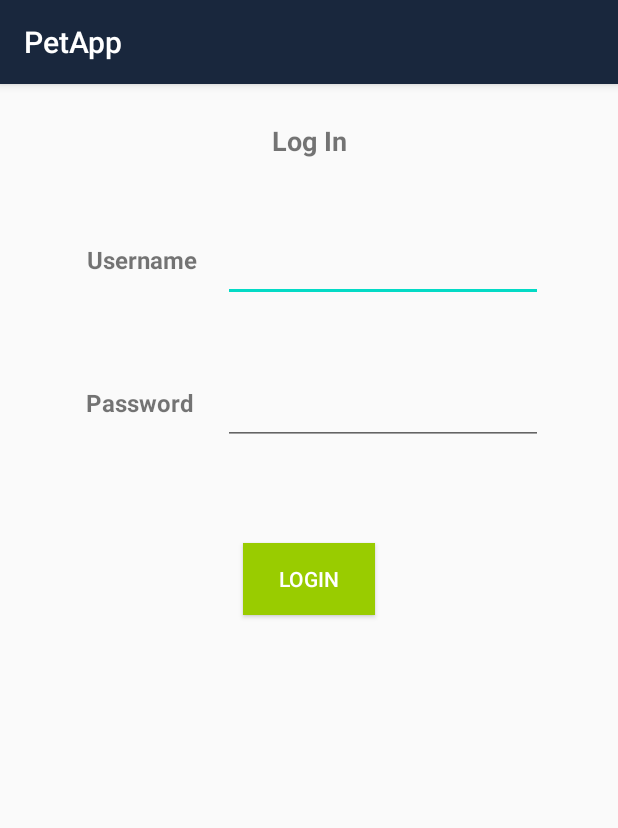
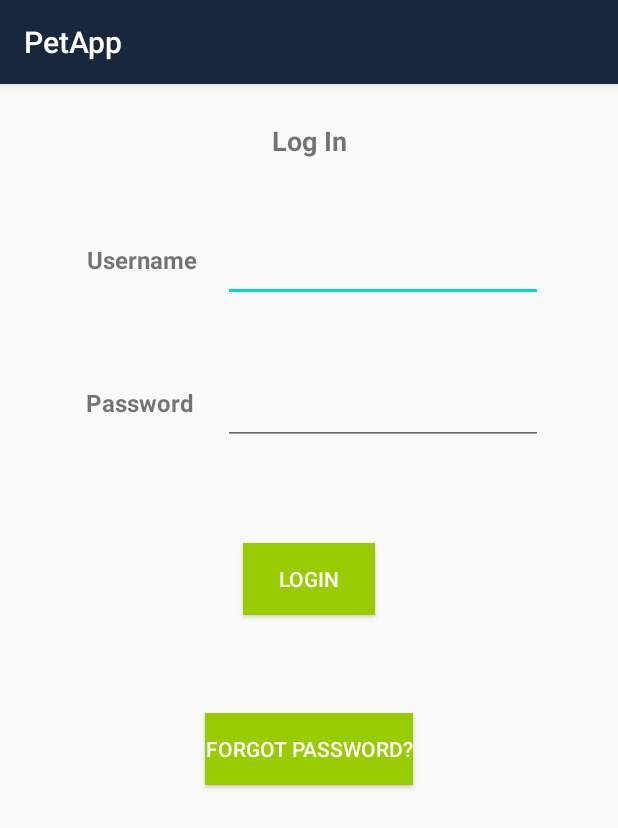
Before and after one commit to pjauth/PetApp, an Android app: the LoginActivity screen opened directly, with no data from a screen before it, on a phone screen of 412 x 824 dp. Shown: the top 828 px of the screen. Run offline under Robolectric (Android 15) with nearby library versions, the phone set to English and light mode, and no system bars.

Commit message:
Change Password Added

```diff
--- a/app/src/main/AndroidManifest.xml
+++ b/app/src/main/AndroidManifest.xml
@@ -27,6 +27,8 @@
         </activity>
         <activity android:name=".LoginActivity">
         </activity>
+        <activity android:name=".ChangePassword">
+        </activity>
 
     </application>
 
--- a/app/src/main/java/com/patrickauth/petapp/LoginActivity.java
+++ b/app/src/main/java/com/patrickauth/petapp/LoginActivity.java
@@ -1,22 +1,38 @@
 package com.patrickauth.petapp;
 
+import android.content.Intent;
 import android.os.Bundle;
+import android.util.Log;
 import android.view.View;
 import android.widget.TextView;
+import android.widget.Button;
 
 import androidx.appcompat.app.AppCompatActivity;
+
+import java.util.ArrayList;
 
 public class LoginActivity extends AppCompatActivity {
 
     private TextView username;
     private TextView password;
+    private Button forgotPass;
+    ArrayList<String> sitter_info = new ArrayList<String>();
 
     @Override
     protected void onCreate(Bundle savedInstanceState) {
+        ButtonHandler bh = new ButtonHandler();
         super.onCreate(savedInstanceState);
         this.setContentView(R.layout.login);
         username = (TextView) findViewById(R.id.username_field);
         password = (TextView) findViewById(R.id.password_field);
+        forgotPass = findViewById(R.id.forgot_password);
+        forgotPass.setOnClickListener(bh);
+    }
+
+    private void go_to_password_change(){
+        Intent intent = new Intent(this, ChangePassword.class);
+        startActivity(intent);
+        overridePendingTransition(R.anim.slide_in_right, 0);
     }
 
     private class ButtonHandler implements View.OnClickListener{
@@ -25,8 +41,41 @@ public class LoginActivity extends AppCompatActivity {
             switch(v.getId()) {
                 case R.id.login_submit:
                     break;
+                case R.id.forgot_password:
+                    go_to_password_change();
+                    break;
             }
         }
 
     }
+
+    protected void onStart( ) {
+        super.onStart( );
+        Log.w( "MA", "Inside MainActivity::onStart" );
+    }
+
+    protected void onRestart( ) {
+        super.onRestart( );
+        Log.w( "MA", "Inside MainActivity::onRestart" );
+    }
+
+    protected void onResume( ) {
+        super.onResume( );
+        Log.w( "MA", "Inside MainActivity::onResume" );
+    }
+
+    protected void onPause( ) {
+        super.onPause( );
+        Log.w( "MA", "Inside MainActivity::onPause" );
+    }
+
+    protected void onStop( ) {
+        super.onStop( );
+        Log.w( "MA", "Inside MainActivity::onStop" );
+    }
+
+    protected void onDestroy( ) {
+        super.onDestroy( );
+        Log.w( "MA", "Inside MainActivity::onDestroy" );
+    }
 }
--- a/app/src/main/res/layout/login.xml
+++ b/app/src/main/res/layout/login.xml
@@ -80,6 +80,22 @@
         app:layout_constraintStart_toStartOf="parent"
         app:layout_constraintTop_toBottomOf="@+id/password_field" />
 
+    <Button
+        android:id="@+id/forgot_password"
+        android:layout_width="wrap_content"
+        android:layout_height="wrap_content"
+        android:layout_marginStart="161dp"
+        android:layout_marginLeft="161dp"
+        android:layout_marginTop="65dp"
+        android:layout_marginEnd="161dp"
+        android:layout_marginRight="161dp"
+        android:background="@android:color/holo_green_light"
+        android:text="@string/forgot_password_label"
+        android:theme="@style/secondaryButton"
+        app:layout_constraintEnd_toEndOf="parent"
+        app:layout_constraintStart_toStartOf="parent"
+        app:layout_constraintTop_toBottomOf="@+id/login_submit" />
+
     <TextView
         android:id="@+id/login_title"
         android:layout_width="wrap_content"
--- a/app/src/main/res/values/colors.xml
+++ b/app/src/main/res/values/colors.xml
@@ -13,4 +13,6 @@
     <color name = "apricot">#FFCAB1</color>
     <color name="colorTitle">#FFFFFF</color>
     <color name="white">#FFFFFF</color>
+
+    <color name="red">#FF0000</color>
 </resources>
--- a/app/src/main/res/values/strings.xml
+++ b/app/src/main/res/values/strings.xml
@@ -16,6 +16,11 @@
     <string name="login_submit_label">Login</string>
     <string name="forgot_password_label">Forgot password?</string>
 
+    <!-- Forgot ID -->
+    <string name="old_pass">Please Enter Old Password</string>
+    <string name="new_pass">Please Enter New Password</string>\
+    <string name="new2_pass">Please Re-Enter New Password</string>
+
     <!-- Pet Owner/Pet Profile Registration Form -->
     <string name="pet_name_form_label">Pet Name</string>
     <string name="pet_type_label">Pet Type</string>
```
Also changed, not shown: app/src/main/java/com/patrickauth/petapp/ChangePassword.java (added, +110 -0 lines), app/src/main/res/layout/password_change.xml (added, +70 -0 lines).
